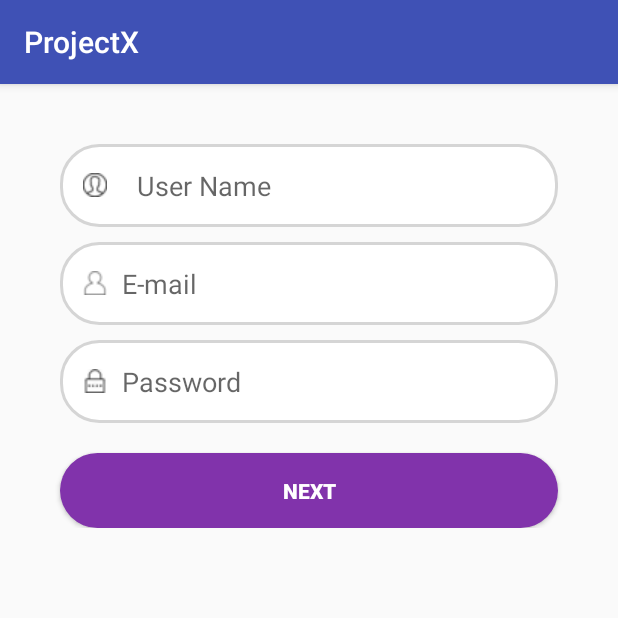
After one commit to DanyOg/ProjectX, an Android app: the fragment SignUpFragment shown on its own in the app's theme, on a phone screen of 412 x 824 dp, the top half of it. The commit adds this screen. Run offline under Robolectric (Android 15) with nearby library versions, the phone set to English and light mode, and no system bars.

Commit message:
SignIn && SignUp template
SignIn and SingUp Layout add

```diff
--- a/app/src/main/AndroidManifest.xml
+++ b/app/src/main/AndroidManifest.xml
@@ -18,7 +18,9 @@
         <activity
             android:name=".UserInfoActivity"
             android:theme="@style/AppTheme.NoActionBar" />
-        <activity android:name=".LoginActivity"></activity>
+        <activity
+            android:name=".LoginActivity"
+            android:theme="@style/AppTheme.NoActionBar" />
     </application>
 
 </manifest>
--- a/app/src/main/java/com/focus/projectx/MainActivity.java
+++ b/app/src/main/java/com/focus/projectx/MainActivity.java
@@ -17,7 +17,7 @@ public class MainActivity extends AppCompatActivity {
         btn.setOnClickListener(new View.OnClickListener() {
             @Override
             public void onClick(View v) {
-                Intent intent = new Intent(MainActivity.this, UserInfoActivity.class);
+                Intent intent = new Intent(MainActivity.this, LoginActivity.class);
                 startActivity(intent);
             }
         });
--- /dev/null
+++ b/app/src/main/java/com/focus/projectx/fragments/SignUpFragment.java
@@ -0,0 +1,28 @@
+package com.focus.projectx.fragments;
+
+
+import android.os.Bundle;
+import android.support.v4.app.Fragment;
+import android.view.LayoutInflater;
+import android.view.View;
+import android.view.ViewGroup;
+
+import com.focus.projectx.R;
+
+/**
+ * A simple {@link Fragment} subclass.
+ */
+public class SignUpFragment extends Fragment {
+
+    public SignUpFragment() {
+        // Required empty public constructor
+    }
+
+
+    @Override
+    public View onCreateView(LayoutInflater inflater, ViewGroup container,
+                             Bundle savedInstanceState) {
+        // Inflate the layout for this fragment
+        return inflater.inflate(R.layout.fragment_signup, container, false);
+    }
+}
--- /dev/null
+++ b/app/src/main/res/drawable/textedit_shape.xml
@@ -0,0 +1,8 @@
+<?xml version="1.0" encoding="utf-8"?>
+<shape xmlns:android="http://schemas.android.com/apk/res/android"
+    android:shape="rectangle" android:padding="2dp">
+    <solid android:color="#FFFFFF"/>
+    <stroke android:width="2dp" android:color="#D5D5D5" />
+    <corners
+        android:radius="25dp"/>
+</shape>
--- /dev/null
+++ b/app/src/main/res/layout/fragment_signup.xml
@@ -0,0 +1,95 @@
+<?xml version="1.0" encoding="utf-8"?>
+<FrameLayout xmlns:android="http://schemas.android.com/apk/res/android"
+    android:layout_width="match_parent"
+    android:layout_height="wrap_content">
+
+    <LinearLayout
+        android:orientation="vertical"
+        android:layout_width="match_parent"
+        android:layout_height="wrap_content">
+
+        <EditText
+            android:layout_width="match_parent"
+            android:layout_height="wrap_content"
+            android:inputType="textPersonName"
+            android:ems="10"
+            android:id="@+id/editText5"
+            android:hint="User Name"
+            style="@android:style/Widget.DeviceDefault.EditText"
+            android:textColorLink="?attr/actionModeSplitBackground"
+            android:background="@drawable/textedit_shape"
+            android:maxLines="1"
+            android:layout_marginLeft="40dp"
+            android:layout_marginRight="40dp"
+            android:layout_marginTop="40dp"
+            android:drawableLeft="@drawable/user2"
+            android:drawablePadding="20dp"
+            android:paddingLeft="15dp"
+            android:paddingBottom="15dp"
+            android:paddingTop="15dp"
+            android:paddingRight="15dp"
+            />
+
+        <EditText
+            android:layout_width="match_parent"
+            android:layout_height="wrap_content"
+            android:ems="10"
+            android:id="@+id/editText3"
+            android:hint="E-mail"
+            android:inputType="textWebEmailAddress"
+            style="@android:style/Widget.DeviceDefault.EditText"
+            android:textColorLink="?attr/actionModeSplitBackground"
+            android:background="@drawable/textedit_shape"
+            android:maxLines="1"
+            android:layout_marginLeft="40dp"
+            android:layout_marginRight="40dp"
+            android:layout_marginTop="10dp"
+            android:drawableLeft="@drawable/user"
+            android:drawablePadding="10dp"
+            android:paddingBottom="15dp"
+            android:paddingLeft="15dp"
+            android:paddingRight="15dp"
+            android:paddingTop="15dp"
+            />
+
+        <EditText
+            android:layout_width="match_parent"
+            android:layout_height="wrap_content"
+            android:inputType="textPassword"
+            android:ems="10"
+            android:id="@+id/editText6"
+            android:hint="Password"
+            style="@android:style/Widget.DeviceDefault.EditText"
+            android:textColorLink="?attr/actionModeSplitBackground"
+            android:background="@drawable/textedit_shape"
+            android:maxLines="1"
+            android:layout_marginLeft="40dp"
+            android:layout_marginRight="40dp"
+            android:layout_marginTop="10dp"
+            android:drawableLeft="@drawable/pass"
+            android:drawablePadding="10dp"
+            android:paddingBottom="15dp"
+            android:paddingLeft="15dp"
+            android:paddingRight="15dp"
+            android:paddingTop="15dp"
+            />
+
+        <Button
+            android:text="Next"
+            android:layout_width="match_parent"
+            android:layout_height="wrap_content"
+            android:id="@+id/button2"
+            android:background="@drawable/button_shape"
+            android:layout_marginTop="20dp"
+            android:layout_marginLeft="40dp"
+            android:layout_marginRight="40dp"
+            android:paddingBottom="15dp"
+            android:paddingLeft="15dp"
+            android:paddingRight="15dp"
+            android:paddingTop="15dp"
+            android:textColor="@android:color/white"
+            android:textStyle="bold"
+            android:onClick="DetalAuth" />
+
+    </LinearLayout>
+</FrameLayout>
--- a/app/src/main/res/values/strings.xml
+++ b/app/src/main/res/values/strings.xml
@@ -6,4 +6,7 @@
 
     <string name="top_track">Top 100</string>
     <string name="track">Track</string>
+    <string name="sign_in" > Sign In </string>
+    <string name="sign_up" > Sign Up </string>
+    <string name="sign_in_button">SIGN IN</string>
 </resources>
```
Also changed, not shown: app/build.gradle (+5 -5 lines), app/src/main/java/com/focus/projectx/LoginActivity.java (+38 -1 lines), app/src/main/java/com/focus/projectx/fragments/SignInFragment.java (added, +28 -0 lines), app/src/main/java/com/focus/projectx/fragments/SignUpDetalFragment.java (added, +29 -0 lines), app/src/main/res/layout/activity_login.xml (+29 -8 lines), app/src/main/res/layout/activity_user_info.xml (+4 -3 lines), app/src/main/res/layout/fragment_signin.xml (added, +87 -0 lines), app/src/main/res/layout/fragment_signupdetal.xml (added, +73 -0 lines), app/src/main/res/drawable/download.jpg (added), app/src/main/res/drawable/pass.png (added), app/src/main/res/drawable/user.png (added), app/src/main/res/drawable/user2.png (added).
